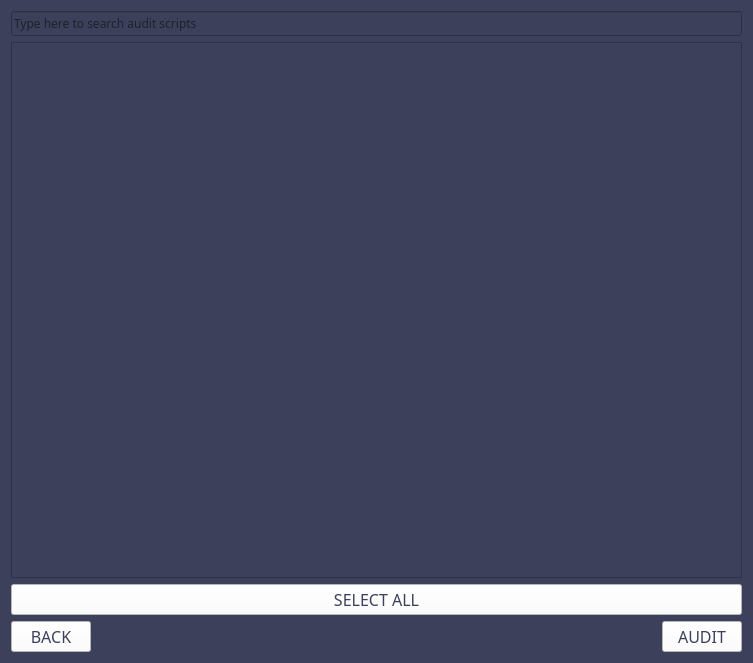
Old version of the form audit_select_page.ui in the repository h4636oh/EasyAudit_QT.
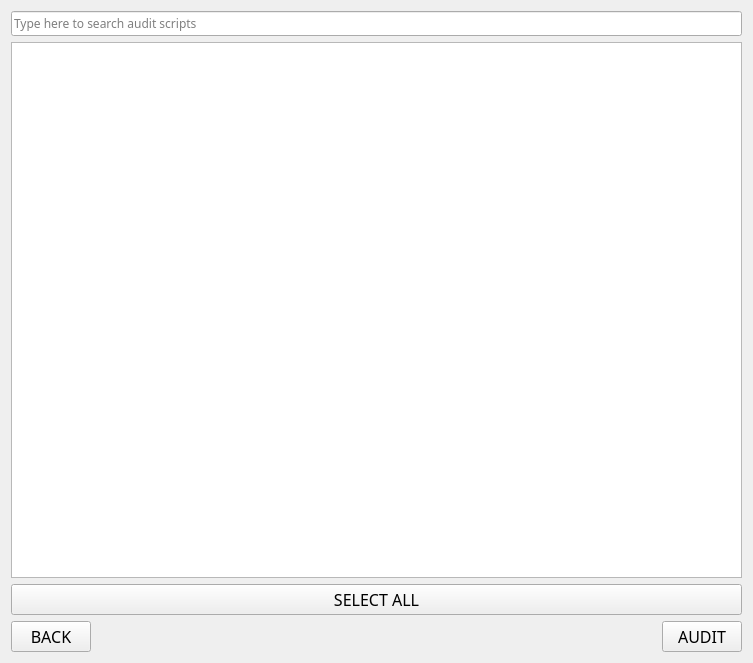
New version of the form.

Diff of the .ui file:
```diff
--- a/audit_select_page.ui
+++ b/audit_select_page.ui
@@ -37,7 +37,7 @@
    <string>Widget</string>
   </property>
   <property name="styleSheet">
-   <string notr="true">background-color: rgb(61, 64, 91);</string>
+   <string notr="true"/>
   </property>
   <layout class="QVBoxLayout" name="verticalLayout">
    <item>
@@ -45,9 +45,7 @@
      <item>
       <widget class="QLineEdit" name="search_bar">
        <property name="styleSheet">
-        <string notr="true">border-color: rgb(255, 255, 255);
-border-width: 5px solid white;
-</string>
+        <string notr="true"/>
        </property>
        <property name="inputMask">
         <string/>
@@ -68,9 +66,7 @@
    <item>
     <widget class="QListWidget" name="script_select_display">
      <property name="styleSheet">
-      <string notr="true">border-color: rgb(255, 255, 255);
-border-width: 5px solid white;
-</string>
+      <string notr="true"/>
      </property>
     </widget>
    </item>
@@ -86,8 +82,7 @@
       <bool>false</bool>
      </property>
      <property name="styleSheet">
-      <string notr="true">background-color: rgb(255, 255, 255);
-color: rgb(61, 64, 91);</string>
+      <string notr="true"/>
      </property>
      <property name="text">
       <string>SELECT ALL</string>
@@ -111,8 +106,7 @@
         <bool>false</bool>
        </property>
        <property name="styleSheet">
-        <string notr="true">background-color: rgb(255, 255, 255);
-color: rgb(61, 64, 91);</string>
+        <string notr="true"/>
        </property>
        <property name="text">
         <string>BACK</string>
@@ -121,6 +115,9 @@
      </item>
      <item>
       <spacer name="horizontalSpacer_2">
+       <property name="styleSheet">
+        <string/>
+       </property>
        <property name="orientation">
         <enum>Qt::Orientation::Horizontal</enum>
        </property>
@@ -144,8 +141,7 @@
         <bool>false</bool>
        </property>
        <property name="styleSheet">
-        <string notr="true">background-color: rgb(255, 255, 255);
-color: rgb(61, 64, 91);</string>
+        <string notr="true"/>
        </property>
        <property name="text">
         <string>AUDIT</string>
```
